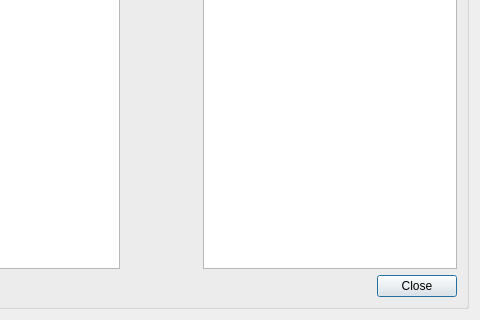
This is ui/lot_selector.ui in Giswater/giswater_qgis_plugin as Qt 5 draws it before an edit; both pictures show x 157 to 637 and y 381 to 701 of the 637 by 701 pixel window. The edited form follows.
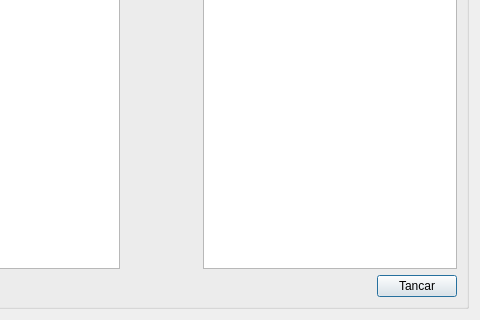
This is the edited form.

Commit message: Translate lot forms to catalan

What changed in the file:
```diff
--- a/ui/lot_selector.ui
+++ b/ui/lot_selector.ui
@@ -53,7 +53,7 @@
            </sizepolicy>
           </property>
           <property name="text">
-           <string>Close</string>
+           <string>Tancar</string>
           </property>
          </widget>
         </item>
```
The commit also changes 3 other files.
